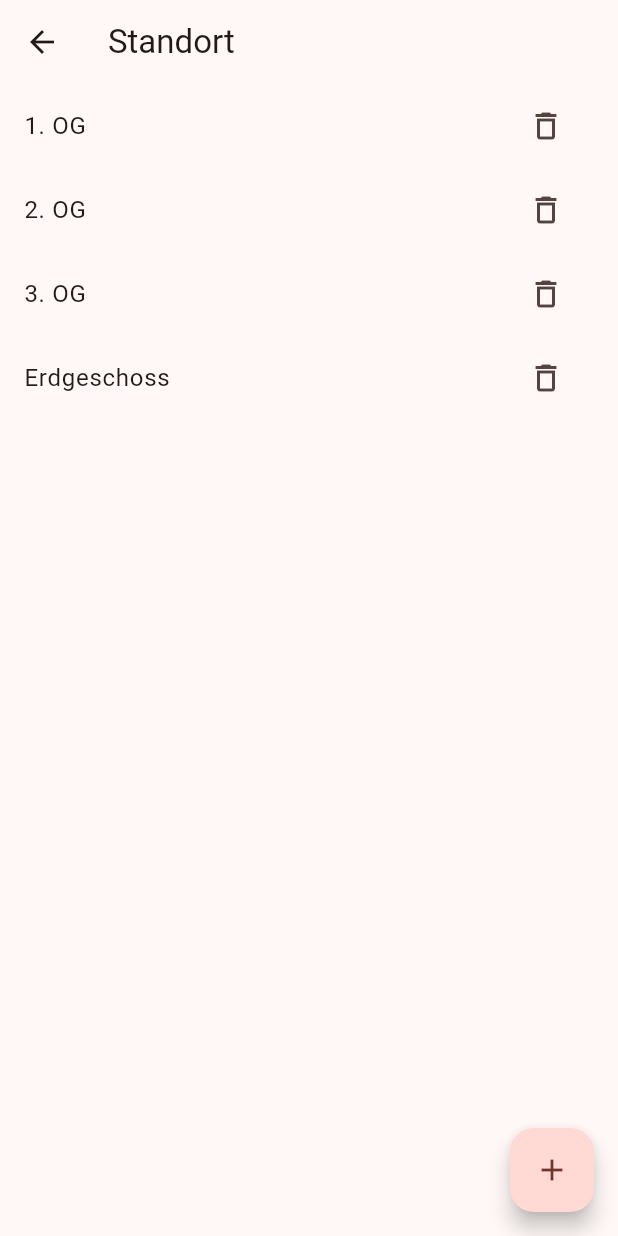
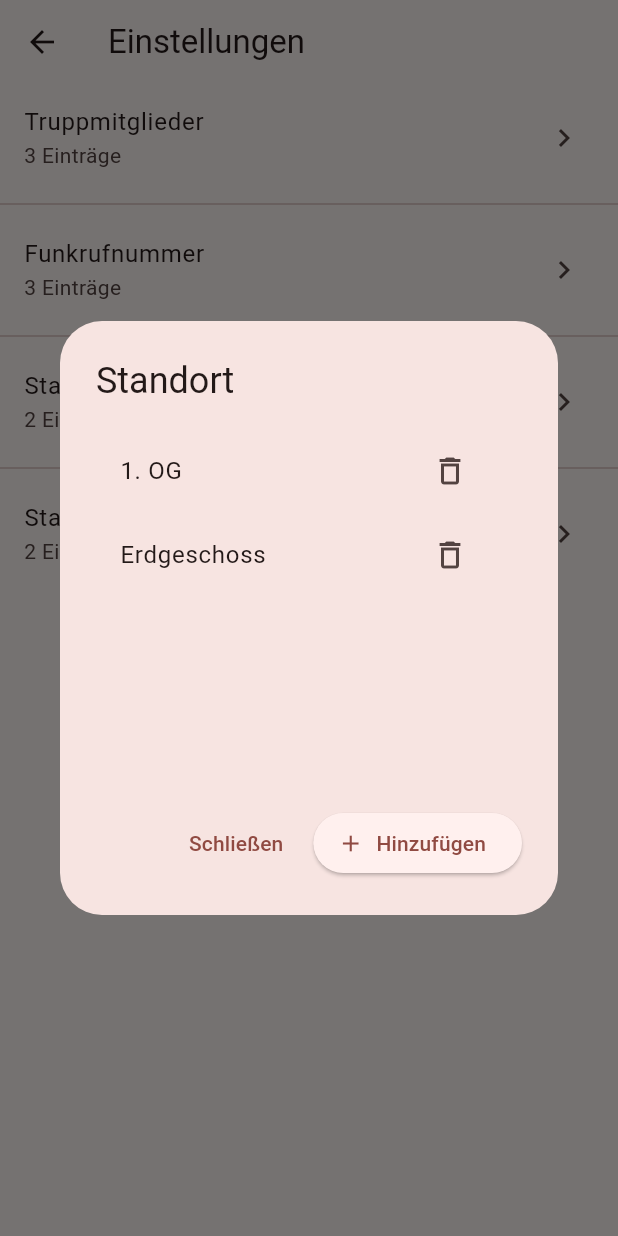
Before and after one commit to TINF24AI2/asu, a Flutter app: the SettingsPage screen opened directly, after a tap on "Standort", on a phone screen of 412 x 824 dp. Run offline on Flutter 3.47's test engine with Material 3 defaults, Android fonts, the phone set to English and light mode, and no system bars; our stand-ins replace firebase_core, flutter_riverpod, go_router, riverpod_annotation; accounts and stored records are empty; generated files the repository leaves out were written again.

Commit message:
Fix2: Add Settings Widget #17
Deletion of shared_lists.dart and implementation of placeholder data within the settings. I've also renamed all "troop" into "trupp" as we've discussed for more consistency.

The mutable dev placeholders as devTruppMembers need to be replaced with the DB.

I hope I've now implemented everything (correctly).

```diff
--- a/lib/ui/settings/settings.dart
+++ b/lib/ui/settings/settings.dart
@@ -1,67 +1,97 @@
 import 'package:flutter/material.dart';
-import '../../data/shared_lists.dart';
+import 'package:flutter_riverpod/flutter_riverpod.dart'; // for ConsumerWidget
 import 'settings_list_editor.dart';
+
+// ToDo: placeholder data which needs to be replaced with the DB/repository
+// I've kept it here for easy testing and example data for the DB/repository
+List<String> devTruppMembers = [
+  'Anna Müller',
+  'Bernd Schmidt',
+  'Clara Fischer',
+];
+
+List<String> devCallNumbers = [
+  'Florian München 40/1',
+  'Florian Berlin-Tegel 11/2',
+  'Florian Köln 30/1',
+];
+
+List<String> devLocations = ['1. OG', 'Erdgeschoss'];
+
+List<String> devStatus = ['Im Einsatz', 'Am Erkunden'];
 
 enum SettingsKey {
   // stable keys for the editable lists
-  troopMembers,
+  truppMembers,
   callNumbers,
   locations,
   status,
 }
 
-/* settings page shows 4 editable lists backed by 'SharedLists' as source
-  -> changes are seen app-wide e.g. in 'WidgetNewTroop' */
-class SettingsPage extends StatelessWidget {
+/* settings page shows 4 editable lists backed by placeholder lists
+  -> changes are seen app-wide e.g. in 'WidgetNewTrupp' */
+class SettingsPage extends ConsumerWidget {
   const SettingsPage({super.key});
 
-  // open the list editor and persist edits to 'SharedLists' using a stable key
-  void _openEditor(
+  // helper to open the stateless editor dialog and apply edits to the
+  // top-level dev lists (placeholders until DB/repo is wired)
+  Future<void> _openEditor(
     BuildContext context,
+    WidgetRef ref,
     SettingsKey key,
     String title,
     List<String> initial,
-  ) {
-    Navigator.of(context).push(
-      MaterialPageRoute(
+  ) async {
+    await showDialog<void>(
+      context: context,
       builder: (_) => SettingsListEditor(
         title: title,
         initialItems: initial,
         onChanged: (newList) {
-            // Persist edits using a stable enum key -> decouples UI strings from logic
-            const setterMap = {
-              SettingsKey.troopMembers: SharedLists.setTroopMembers,
-              SettingsKey.callNumbers: SharedLists.setCallNumbers,
-              SettingsKey.locations: SharedLists.setLocations,
-              SettingsKey.status: SharedLists.setStatus,
+          /* temporarily write edits to the dev placeholders; replace with
+          provider/notifier writes once the SettingsRepository is wired */
+          final Map<SettingsKey, void Function(List<String>)> _setters = {
+            SettingsKey.truppMembers: (items) =>
+                devTruppMembers = List<String>.from(items),
+            SettingsKey.callNumbers: (items) =>
+                devCallNumbers = List<String>.from(items),
+            SettingsKey.locations: (items) =>
+                devLocations = List<String>.from(items),
+            SettingsKey.status: (items) => devStatus = List<String>.from(items),
           };
-            setterMap[key]?.call(newList);
-            // amount of entries feedback
+
+          _setters[key]?.call(newList);
+          /* force rebuild of this widget's element so the stateless page
+             -> reflects the updated top-level lists immediately */
+          try {
+            (context as Element).markNeedsBuild();
+          } catch (_) {}
+
+          // show feedback
           ScaffoldMessenger.of(context).showSnackBar(
             SnackBar(content: Text('$title: ${newList.length} Einträge')),
           );
         },
       ),
-      ),
     );
   }
 
   @override
-  Widget build(BuildContext context) {
+  Widget build(BuildContext context, WidgetRef ref) {
     return Scaffold(
       appBar: AppBar(title: const Text('Einstellungen')),
-      body: ValueListenableBuilder<int>(
-        valueListenable: SharedLists.notifier,
-        builder: (context, _, _) => ListView(
+      body: ListView(
         children: [
           ListTile(
             title: const Text('Truppmitglieder'),
-              subtitle: Text('${SharedLists.troopMembers.length} Einträge'),
+            // show current count from the dev placeholder list
+            subtitle: Text('${devTruppMembers.length} Einträge'),
             onTap: () => _openEditor(
               context,
-                SettingsKey.troopMembers,
+              ref,
+              SettingsKey.truppMembers,
               'Truppmitglieder',
-                SharedLists.troopMembers,
+              devTruppMembers,
             ),
             trailing: const Icon(Icons.chevron_right),
           ),
@@ -69,12 +99,13 @@ class SettingsPage extends StatelessWidget {
 
           ListTile(
             title: const Text('Funkrufnummer'),
-              subtitle: Text('${SharedLists.callNumbers.length} Einträge'),
+            subtitle: Text('${devCallNumbers.length} Einträge'),
             onTap: () => _openEditor(
               context,
+              ref,
               SettingsKey.callNumbers,
               'Funkrufnummer',
-                SharedLists.callNumbers,
+              devCallNumbers,
             ),
             trailing: const Icon(Icons.chevron_right),
           ),
@@ -82,12 +113,13 @@ class SettingsPage extends StatelessWidget {
 
           ListTile(
             title: const Text('Standort'),
-              subtitle: Text('${SharedLists.locations.length} Einträge'),
+            subtitle: Text('${devLocations.length} Einträge'),
             onTap: () => _openEditor(
               context,
+              ref,
               SettingsKey.locations,
               'Standort',
-                SharedLists.locations,
+              devLocations,
             ),
             trailing: const Icon(Icons.chevron_right),
           ),
@@ -95,18 +127,18 @@ class SettingsPage extends StatelessWidget {
 
           ListTile(
             title: const Text('Status'),
-              subtitle: Text('${SharedLists.status.length} Einträge'),
+            subtitle: Text('${devStatus.length} Einträge'),
             onTap: () => _openEditor(
               context,
+              ref,
               SettingsKey.status,
               'Status',
-                SharedLists.status,
+              devStatus,
             ),
             trailing: const Icon(Icons.chevron_right),
           ),
         ],
       ),
-      ),
     );
   }
 }
--- a/lib/ui/settings/settings_list_editor.dart
+++ b/lib/ui/settings/settings_list_editor.dart
@@ -1,11 +1,9 @@
 import 'package:flutter/material.dart';
 
-/* Reusable editor for a named list of strings
-  -> shows the provided 'initialItems' in an alphabetic order and allows adding items
-      through a dialog which is duplicate-safe
-  -> requires confirmation for deletions
-  -> 'onChanged' is called with an immutable snapshot after every change */
-class SettingsListEditor extends StatefulWidget {
+/* stateless settings list editor
+  the widget itself is stateless and exposes an 'onChanged' callback and the
+  transient editing state lives inside the dialog (StatefulBuilder) */
+class SettingsListEditor extends StatelessWidget {
   final String title;
   final List<String> initialItems;
   final ValueChanged<List<String>>? onChanged;
@@ -18,43 +16,33 @@ class SettingsListEditor extends StatefulWidget {
   });
 
   @override
-  State<SettingsListEditor> createState() => _SettingsListEditorState();
-}
+  Widget build(BuildContext context) {
+    // the stateful editing happens inside the dialog using StatefulBuilder
+    return AlertDialog(
+      title: Text(title),
+      content: Builder(
+        builder: (context) {
+          // create a local mutable copy for the dialog
+          final items = List<String>.from(
+            initialItems.map((e) => e.trim()).where((e) => e.isNotEmpty),
+          )..sort((a, b) => a.toLowerCase().compareTo(b.toLowerCase()));
 
-class _SettingsListEditorState extends State<SettingsListEditor> {
-  late List<String> items;
-
-  @override
-  void initState() {
-    super.initState();
-    // create a local, trimmed, non-empty, modifiable copy of the initial items
-    items = List<String>.from(
-      widget.initialItems.map((e) => e.trim()).where((e) => e.isNotEmpty),
-    );
-    // ensures alphabetic and case-insensitive order
-    items.sort((a, b) => a.toLowerCase().compareTo(b.toLowerCase()));
-  }
-
-  void _notify() {
-    // notify external listener with an immutable snapshot
-    widget.onChanged?.call(List<String>.unmodifiable(items));
-    // rebuild UI to reflect the change (only if still mounted)
-    if (!mounted) return;
-    setState(() {});
-  }
-
-  Future<void> _addItem() async {
+          return StatefulBuilder(
+            builder: (context, setState) {
+              Future<void> addItem() async {
                 final controller = TextEditingController();
                 final result = await showDialog<String?>(
                   context: context,
-      builder: (context) {
-        return AlertDialog(
-          title: Text('Hinzufügen zu ${widget.title}'),
+                  builder: (context) => AlertDialog(
+                    title: Text('Hinzufügen zu $title'),
                     content: TextField(
                       controller: controller,
                       autofocus: true,
-            decoration: const InputDecoration(labelText: 'Name eingeben'),
-            onSubmitted: (_) => Navigator.of(context).pop(controller.text),
+                      decoration: const InputDecoration(
+                        labelText: 'Name eingeben',
+                      ),
+                      onSubmitted: (_) =>
+                          Navigator.of(context).pop(controller.text),
                     ),
                     actions: [
                       TextButton(
@@ -62,40 +50,40 @@ class _SettingsListEditorState extends State<SettingsListEditor> {
                         child: const Text('Abbrechen'),
                       ),
                       ElevatedButton(
-              onPressed: () => Navigator.of(context).pop(controller.text),
+                        onPressed: () =>
+                            Navigator.of(context).pop(controller.text),
                         child: const Text('OK'),
                       ),
                     ],
+                  ),
                 );
-      },
-    );
+                // guard against using the BuildContext after the dialog was dismissed
+                if (!context.mounted) return;
 
-    /* if the widget was removed while the dialog was open -> bail out to avoid
-     using the BuildContext or calling setState across an async gap. */
-    if (!mounted) return;
-
-    // Validate input
                 final candidate = result?.trim();
                 if (candidate == null || candidate.isEmpty) return;
-    // prevent case-insensitive duplicates
-    if (items.any((e) => e.toLowerCase() == candidate.toLowerCase())) {
+                if (items.any(
+                  (e) => e.toLowerCase() == candidate.toLowerCase(),
+                )) {
                   ScaffoldMessenger.of(context).showSnackBar(
                     const SnackBar(content: Text('Name ist bereits vorhanden')),
                   );
                   return;
                 }
-    // add and sort the list
+                setState(() {
                   items.add(candidate);
-    items.sort((a, b) => a.toLowerCase().compareTo(b.toLowerCase()));
-    _notify();
+                  items.sort(
+                    (a, b) => a.toLowerCase().compareTo(b.toLowerCase()),
+                  );
+                });
+                onChanged?.call(List<String>.unmodifiable(items));
               }
 
-  Future<void> _removeItem(int index) async {
+              Future<void> removeItem(int index) async {
                 final name = items[index];
                 final confirmed = await showDialog<bool>(
                   context: context,
                   builder: (context) => AlertDialog(
-        // confirm deletion
                     title: const Text('Löschen bestätigen'),
                     content: Text('Soll "$name" wirklich gelöscht werden?'),
                     actions: [
@@ -110,27 +98,27 @@ class _SettingsListEditorState extends State<SettingsListEditor> {
                     ],
                   ),
                 );
-    // Avoid using context or setState after an async gap if the widget was disposed while the dialog was shown.
-    if (!mounted) return;
-
+                // ensure the dialog's BuildContext is still valid before calling setState
+                if (!context.mounted) return;
                 if (confirmed == true) {
-      // remove the item and notify listeners
                   final removed = items.removeAt(index);
-      _notify();
-      ScaffoldMessenger.of(
-        context,
-      ).showSnackBar(SnackBar(content: Text('"$removed" gelöscht')));
+                  setState(() {});
+                  onChanged?.call(List<String>.unmodifiable(items));
+                  ScaffoldMessenger.of(context).showSnackBar(
+                    SnackBar(content: Text('"$removed" gelöscht')),
+                  );
                 }
               }
 
-  @override
-  Widget build(BuildContext context) {
-    return Scaffold(
-      appBar: AppBar(title: Text(widget.title)),
-      body: items.isEmpty
-          // empty state
-          ? Center(child: Text('Keine Einträge in ${widget.title}'))
-          // list of items with delete buttons
+              return SizedBox(
+                width: double.maxFinite,
+                // limit height so dialog remains usable
+                height: 300,
+                child: Column(
+                  children: [
+                    Expanded(
+                      child: items.isEmpty
+                          ? Center(child: Text('Keine Einträge in $title'))
                           : ListView.builder(
                               itemCount: items.length,
                               itemBuilder: (context, i) {
@@ -139,16 +127,35 @@ class _SettingsListEditorState extends State<SettingsListEditor> {
                                   title: Text(name),
                                   trailing: IconButton(
                                     icon: const Icon(Icons.delete_outline),
-                    onPressed: () => _removeItem(i),
+                                    onPressed: () => removeItem(i),
                                     tooltip: 'Löschen',
                                   ),
                                 );
                               },
                             ),
-      floatingActionButton: FloatingActionButton(
-        onPressed: _addItem,
-        tooltip: 'Hinzufügen',
-        child: const Icon(Icons.add),
+                    ),
+                    const SizedBox(height: 8),
+                    Row(
+                      mainAxisAlignment: MainAxisAlignment.end,
+                      children: [
+                        TextButton(
+                          onPressed: () => Navigator.of(context).pop(),
+                          child: const Text('Schließen'),
+                        ),
+                        const SizedBox(width: 8),
+                        ElevatedButton.icon(
+                          onPressed: addItem,
+                          icon: const Icon(Icons.add),
+                          label: const Text('Hinzufügen'),
+                        ),
+                      ],
+                    ),
+                  ],
+                ),
+              );
+            },
+          );
+        },
       ),
     );
   }
```
Also changed, not shown: lib/data/shared_lists.dart (deleted, +0 -104 lines), lib/ui/core/add_person.dart (+8 -7 lines), lib/ui/core/add_radio_call_number.dart (+6 -4 lines), lib/ui/core/widget_new_trupp.dart (renamed from lib/ui/core/widget_new_troop.dart, +16 -12 lines). Lines whose indentation alone changed are shown as unchanged.
